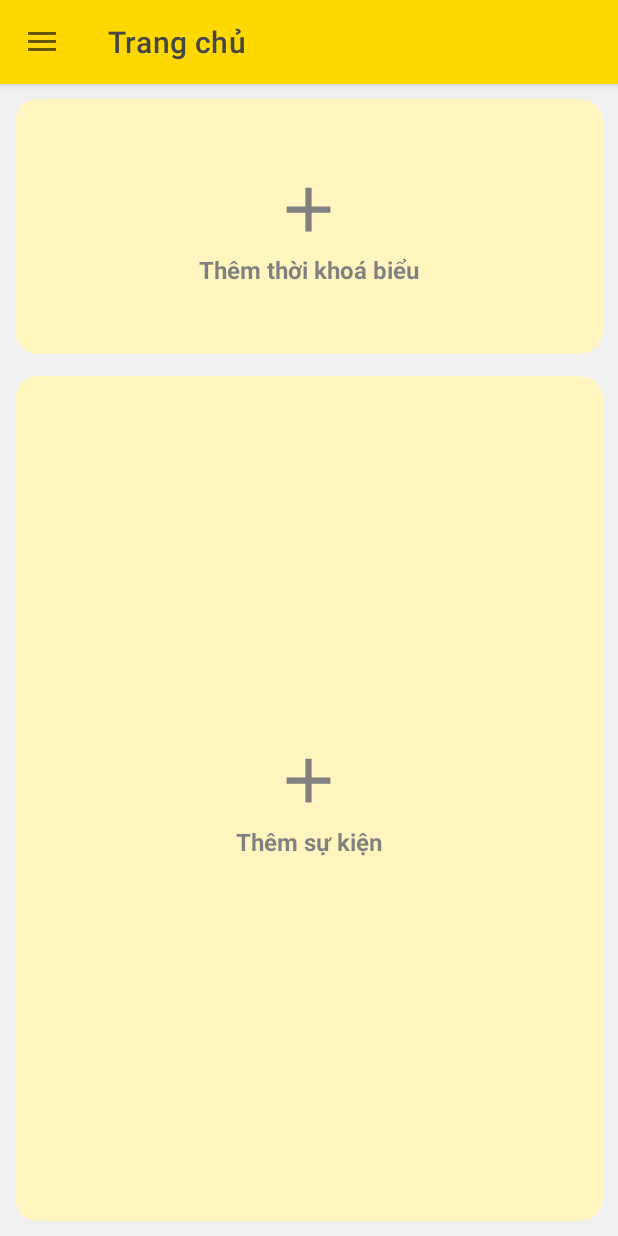
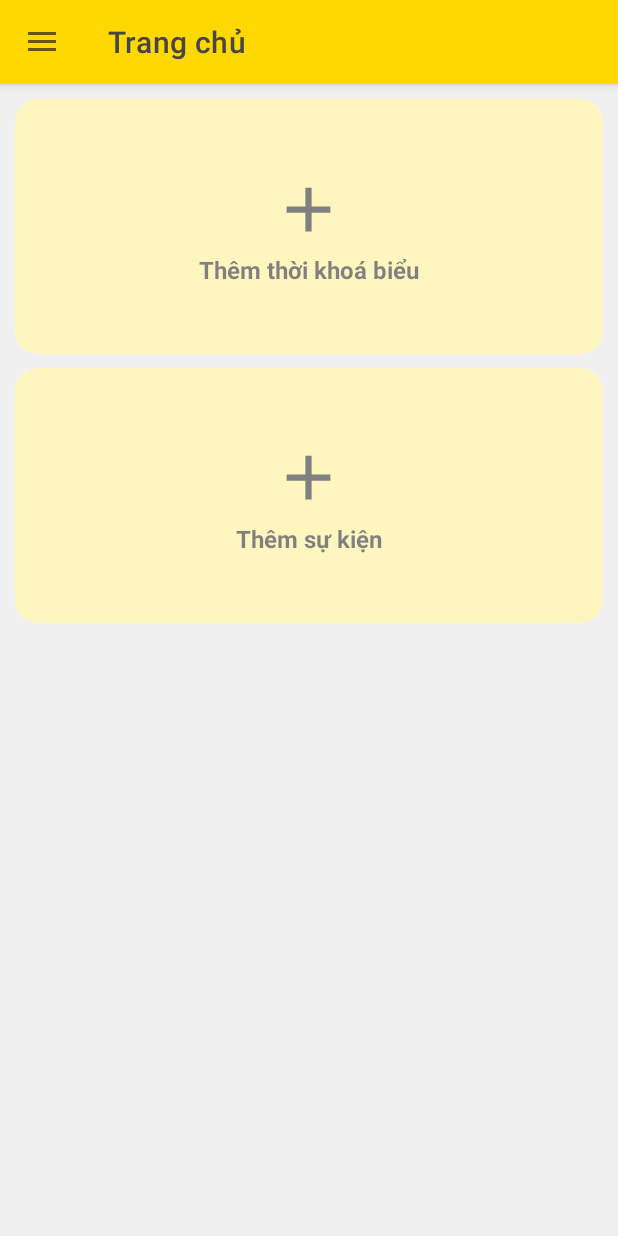
Before and after one commit to AnhChieuLe/ThoiGianBieu, an Android app: the screen it shows after launch (MainActivity), on a phone screen of 412 x 824 dp. Run offline under Robolectric (Android 15) with nearby library versions, the phone set to English and light mode, and no system bars; our stand-ins replace CircleImageView, Room's generated code.

Commit message:
ThoiGianBieu V1.5

```diff
--- a/app/src/main/java/com/example/thoigianbieu/adapter/SuKienAdaptter.java
+++ b/app/src/main/java/com/example/thoigianbieu/adapter/SuKienAdaptter.java
@@ -1,6 +1,7 @@
 package com.example.thoigianbieu.adapter;
 
 import android.annotation.SuppressLint;
+import android.util.Log;
 import android.view.LayoutInflater;
 import android.view.View;
 import android.view.ViewGroup;
@@ -38,6 +39,8 @@ public class SuKienAdaptter extends RecyclerView.Adapter<SuKienAdaptter.SuKienVi
     public interface ItemClick{
         void clickItem(SuKien suKien);
         void clickAdd();
+        void hideButton();
+        void showButton();
     }
 
     @Override
@@ -67,9 +70,9 @@ public class SuKienAdaptter extends RecyclerView.Adapter<SuKienAdaptter.SuKienVi
                 }
             });
             holder.btnAdd.setText(R.string.themsukien);
-            if(isHome){
-                holder.cardAdd.getLayoutParams().height = ViewGroup.LayoutParams.MATCH_PARENT;
-            }
+//            if(isHome){
+//                holder.cardAdd.getLayoutParams().height = ViewGroup.LayoutParams.MATCH_PARENT;
+//            }
         }else {
             SuKien suKien = listSukien.get(position);
             holder.cardSuKien.setOnClickListener(new View.OnClickListener() {
@@ -86,13 +89,26 @@ public class SuKienAdaptter extends RecyclerView.Adapter<SuKienAdaptter.SuKienVi
     }
 
     @Override
+    public void onViewAttachedToWindow(@NonNull SuKienViewHolder holder) {
+        super.onViewAttachedToWindow(holder);
+        if(holder.cardAdd == null)  return;
+        if(!isHome) return;
+
+        itemClick.hideButton();
+    }
+
+    @Override
+    public void onViewDetachedFromWindow(@NonNull SuKienViewHolder holder) {
+        super.onViewDetachedFromWindow(holder);
+        if(holder.cardAdd == null)  return;
+        if(!isHome) return;
+
+        itemClick.showButton();
+    }
+
+    @Override
     public int getItemCount() {
-        if(isHome){
-            return getCount()==0?1:getCount();
-        }else {
-            return getCount()+1;
-        }
-
+        return getCount()+1;
     }
 
     private int getCount(){
--- a/app/src/main/java/com/example/thoigianbieu/adapter/ThoiKhoaBieuAdapter.java
+++ b/app/src/main/java/com/example/thoigianbieu/adapter/ThoiKhoaBieuAdapter.java
@@ -62,7 +62,6 @@ public class ThoiKhoaBieuAdapter extends RecyclerView.Adapter<ThoiKhoaBieuAdapte
             holder.btnAdd.setOnClickListener(new View.OnClickListener() {
                 @Override
                 public void onClick(View v) {
-                    Log.d("add", "adData");
                     clickAddData.addData();
                 }
             });
@@ -110,12 +109,28 @@ public class ThoiKhoaBieuAdapter extends RecyclerView.Adapter<ThoiKhoaBieuAdapte
     }
 
     @Override
+    public void onViewDetachedFromWindow(@NonNull ThoiKhoaBieuViewHolder holder) {
+        super.onViewDetachedFromWindow(holder);
+        if(holder.btnAdd == null)   return;
+        clickAddData.showButton();
+    }
+
+    @Override
+    public void onViewAttachedToWindow(@NonNull ThoiKhoaBieuViewHolder holder) {
+        super.onViewAttachedToWindow(holder);
+        if(holder.btnAdd == null)   return;
+        clickAddData.hideButton();
+    }
+
+    @Override
     public int getItemCount() {
         return listNgayHoc.size()+1;
     }
 
     public interface iClickAddData{
         void addData();
+        void hideButton();
+        void showButton();
     }
 
     public static class ThoiKhoaBieuViewHolder extends RecyclerView.ViewHolder{
--- a/app/src/main/java/com/example/thoigianbieu/database/ngayhoc/NgayHocDao.java
+++ b/app/src/main/java/com/example/thoigianbieu/database/ngayhoc/NgayHocDao.java
@@ -15,6 +15,9 @@ public interface NgayHocDao {
     @Insert(onConflict = OnConflictStrategy.REPLACE)
     void insertNgayHoc(NgayHoc ngayHoc);
 
+    @Insert(onConflict = OnConflictStrategy.REPLACE)
+    void insertNgayHoc(List<NgayHoc> list);
+
     @Query("SELECT * FROM ngayhoc")
     List<NgayHoc> getListNgayHoc();
 
--- a/app/src/main/java/com/example/thoigianbieu/database/sukien/SuKienDao.java
+++ b/app/src/main/java/com/example/thoigianbieu/database/sukien/SuKienDao.java
@@ -13,6 +13,9 @@ import java.util.List;
 public interface SuKienDao {
     @Insert
     void insertSuKien(SuKien suKien);
+
+    @Insert
+    void insertSuKien(List<SuKien> list);
 
     @Query("SELECT * FROM sukien")
     List<SuKien> getListSuKien();
--- a/app/src/main/java/com/example/thoigianbieu/fragment/SuKienFragment.java
+++ b/app/src/main/java/com/example/thoigianbieu/fragment/SuKienFragment.java
@@ -74,7 +74,7 @@ public class SuKienFragment extends Fragment{
         setControl(view);
 
         setRecyclerView();
-        hideButton();
+
         setOnBottomButtonClick();
 
         return view;
@@ -123,15 +123,6 @@ public class SuKienFragment extends Fragment{
         rcvSuKien.setAdapter(adaptter);
     }
 
-    private void hideButton(){
-        rcvSuKien.addOnScrollListener(new RecyclerView.OnScrollListener() {
-            @Override
-            public void onScrolled(@NonNull RecyclerView recyclerView, int dx, int dy) {
-                super.onScrolled(recyclerView, dx, dy);
-            }
-        });
-    }
-
     private void setControl(View view) {
         rcvSuKien = view.findViewById(R.id.rcv_sukien);
         adaptter = new SuKienAdaptter(new SuKienAdaptter.ItemClick() {
@@ -143,6 +134,16 @@ public class SuKienFragment extends Fragment{
             public void clickAdd() {
                 Intent intent = new Intent(getActivity(), SuKienActivity.class);
                 activityResultLauncher.launch(intent);
+            }
+
+            @Override
+            public void hideButton() {
+                btnThemSuKien.setVisibility(View.GONE);
+            }
+
+            @Override
+            public void showButton() {
+                btnThemSuKien.setVisibility(View.VISIBLE);
             }
         }, isHome);
         btnThemSuKien = view.findViewById(R.id.btn_sukien_themsukien);
--- a/app/src/main/java/com/example/thoigianbieu/model/NgayHocManager.java
+++ b/app/src/main/java/com/example/thoigianbieu/model/NgayHocManager.java
@@ -31,9 +31,7 @@ public class NgayHocManager {
         List<MonHoc> listMH = MonHocDatabase.getInstance(context).monHocDAO().getListMonHoc();
         List<NgayHoc> listFromMH = new ArrayList<>(convert(listMH));
 
-        if(listMH.isEmpty()){
-            return;
-        }
+        if(listMH.isEmpty())    return;
 
         if (listNH.isEmpty()){
             listNH = listFromMH;
@@ -71,7 +69,6 @@ public class NgayHocManager {
         Calendar min = (Calendar) Collections.min(listNgay).clone(); Calendar index = (Calendar) min.clone();
         Calendar max = (Calendar) Collections.max(listNgay).clone();
 
-        List<NgayHoc> listAdd = new ArrayList<>();
         while (min.compareTo(max) < 0){
             if(!isExist(new NgayHoc(min))){
                 listNH.add(new NgayHoc(min));
--- a/app/src/main/res/layout/activity_main.xml
+++ b/app/src/main/res/layout/activity_main.xml
@@ -19,8 +19,7 @@
                 android:id="@+id/toolbar"
                 android:layout_width="match_parent"
                 android:layout_height="?attr/actionBarSize"
-                app:titleTextColor="@color/text_color"
-                android:background="?android:colorPrimary"/>
+                app:titleTextColor="@color/text_color" />
 
         </com.google.android.material.appbar.AppBarLayout>
         <FrameLayout
--- a/app/src/main/res/layout/fragment_home.xml
+++ b/app/src/main/res/layout/fragment_home.xml
@@ -6,8 +6,7 @@
     <FrameLayout
         android:id="@+id/frame_home_thoikhoabieu"
         android:layout_width="match_parent"
-        android:layout_height="wrap_content"
-        android:layout_marginBottom="5dp"/>
+        android:layout_height="wrap_content" />
     <RelativeLayout
         android:layout_width="match_parent"
         android:layout_height="match_parent"
--- a/app/src/main/res/layout/item_thoikhoabieu.xml
+++ b/app/src/main/res/layout/item_thoikhoabieu.xml
@@ -46,7 +46,7 @@
                 android:text="@string/monhoc1_demo"
                 android:gravity="start"
                 android:textSize="16sp"
-                android:layout_marginEnd="5dp"
+                android:layout_marginEnd="10dp"
                 android:singleLine="true"/>
         </LinearLayout>
         <com.google.android.material.divider.MaterialDivider
@@ -78,7 +78,7 @@
                 android:text="@string/monhoc2_demo"
                 android:gravity="start"
                 android:textSize="16sp"
-                android:layout_marginEnd="5dp"
+                android:layout_marginEnd="10dp"
                 android:singleLine="true"/>
         </LinearLayout>
     </LinearLayout>
--- a/app/src/main/res/values-night/colors.xml
+++ b/app/src/main/res/values-night/colors.xml
@@ -13,10 +13,10 @@
     <color name="text_color">#F5F5F5</color>
 
     <color name="gray">#AAAAAA</color>
-    <color name="primary_yellow">#CDAE00</color>
-    <color name="normal_yellow">#C3B360</color>
-    <color name="text_title_yellow">#C5A600</color>
+    <color name="primary_yellow">#B59A00</color>
+    <color name="normal_yellow">#978E60</color>
+    <color name="text_title_yellow">#A18900</color>
     <color name="stroke_color">#6A6A6A</color>
-    <color name="date_chunhat">#FF6161</color>
+    <color name="date_chunhat">#B64343</color>
     <color name="red">#FF0000</color>
 </resources>
--- a/app/src/main/res/values/strings.xml
+++ b/app/src/main/res/values/strings.xml
@@ -164,4 +164,5 @@
     <string name="loginwithgoogle">Đăng nhập bằng tài khoản Google</string>
     <string name="khoiphuc">Khôi phục</string>
     <string name="saoluu">Sao lưu</string>
+    <string name="laplai">Lặp lại</string>
 </resources>
```
Also changed, not shown: app/src/main/java/com/example/thoigianbieu/SuKienActivity.java (+1 -6 lines), app/src/main/java/com/example/thoigianbieu/database/sukien/SuKien.java (+4 -9 lines), app/src/main/java/com/example/thoigianbieu/fragment/DialogThemNgayHocFragment.java (+51 -6 lines), app/src/main/java/com/example/thoigianbieu/fragment/ThoiKhoaBieuFragment.java (+10 -14 lines), app/src/main/res/layout/dialog_themngayhoc.xml (+23 -4 lines).
